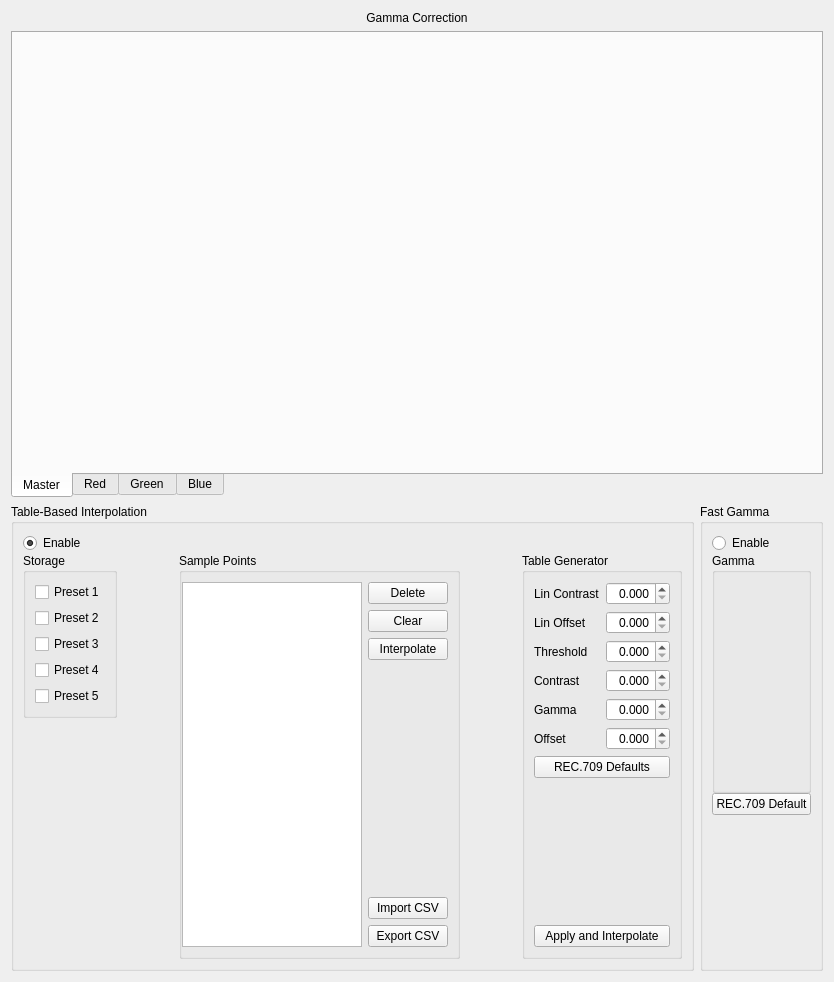
Old version of the form dct_widgets/lutbox/lutbox.ui in the repository KAYA-Instruments/SDI-Control-Point.
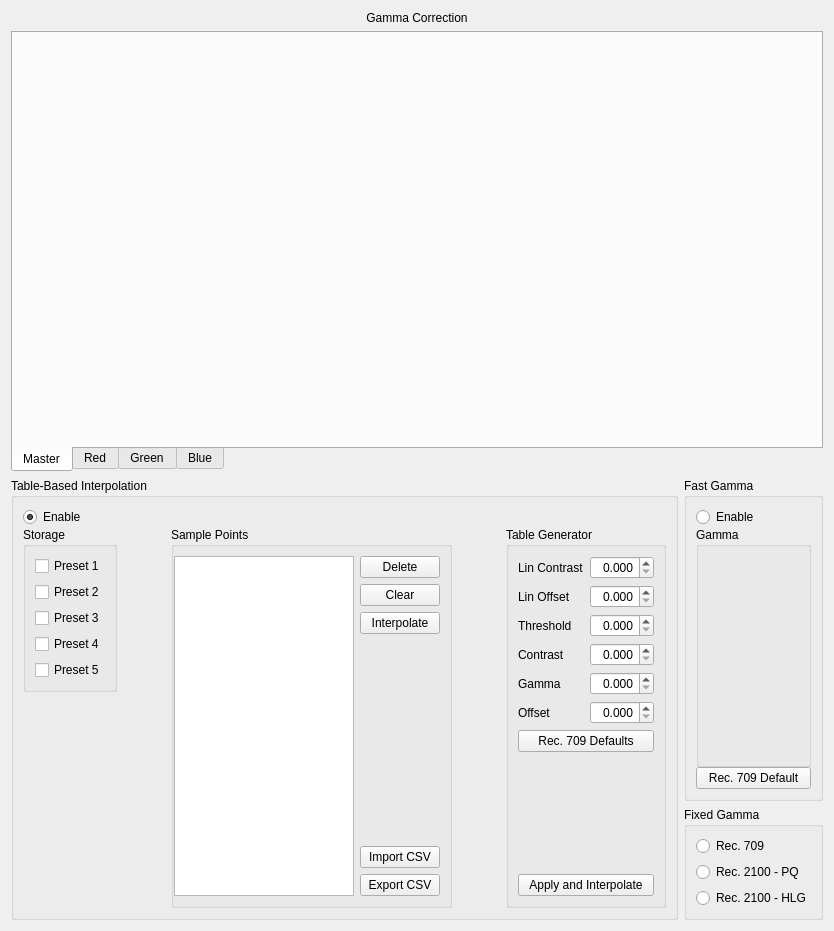
New version of the form. Icons and pictures are not drawn. Custom widgets are drawn as their Qt base class.

The edit to the form file:
```diff
--- a/dct_widgets/lutbox/lutbox.ui
+++ b/dct_widgets/lutbox/lutbox.ui
@@ -7,7 +7,7 @@
     <x>0</x>
     <y>0</y>
     <width>834</width>
-    <height>982</height>
+    <height>931</height>
    </rect>
   </property>
   <property name="windowTitle">
@@ -836,7 +836,7 @@
                 <enum>Qt::StrongFocus</enum>
                </property>
                <property name="text">
-                <string>REC.709 Defaults</string>
+                <string>Rec. 709 Defaults</string>
                </property>
               </widget>
              </item>
@@ -872,6 +872,8 @@
       </widget>
      </item>
      <item>
+      <layout class="QVBoxLayout" name="verticalLayoutFastAndFixedGamma">
+       <item>
       <widget class="QGroupBox" name="gbxFastGamma">
        <property name="title">
         <string>Fast Gamma</string>
@@ -954,8 +956,59 @@
         <item>
          <widget class="QPushButton" name="btnDefaultFastGamma">
           <property name="text">
-           <string>REC.709 Default</string>
-          </property>
+             <string>Rec. 709 Default</string>
+            </property>
+           </widget>
+          </item>
+         </layout>
+        </widget>
+       </item>
+       <item>
+        <widget class="QGroupBox" name="gbxFixedGamma">
+         <property name="title">
+          <string>Fixed Gamma</string>
+         </property>
+         <layout class="QVBoxLayout" name="verticalLayout_3">
+          <item>
+           <widget class="QRadioButton" name="rbFixedRec709">
+            <property name="toolTip">
+             <string>Use fixed gamma curve according Rec. 709 standard.</string>
+            </property>
+            <property name="text">
+             <string>Rec. 709</string>
+            </property>
+            <property name="autoExclusive">
+             <bool>false</bool>
+            </property>
+           </widget>
+          </item>
+          <item>
+           <widget class="QRadioButton" name="rbFixedPQ">
+            <property name="toolTip">
+             <string>Use fixed gamma curve according to Rec. 2100 PQ standard.</string>
+            </property>
+            <property name="text">
+             <string>Rec. 2100 - PQ</string>
+            </property>
+            <property name="autoExclusive">
+             <bool>false</bool>
+            </property>
+           </widget>
+          </item>
+          <item>
+           <widget class="QRadioButton" name="rbFixedHLG">
+            <property name="toolTip">
+             <string>Use fixed gamma curve according to Rec. 2100 HLG standard.</string>
+            </property>
+            <property name="text">
+             <string>Rec. 2100 - HLG</string>
+            </property>
+            <property name="autoExclusive">
+             <bool>false</bool>
+            </property>
+           </widget>
+          </item>
+         </layout>
          </widget>
         </item>
         <item>
@@ -972,7 +1025,6 @@
          </spacer>
         </item>
        </layout>
-      </widget>
      </item>
     </layout>
    </item>
```
Left out of the diff: 8 changed lines with no effect on the pictures. Lines whose indentation alone changed are shown as unchanged.
